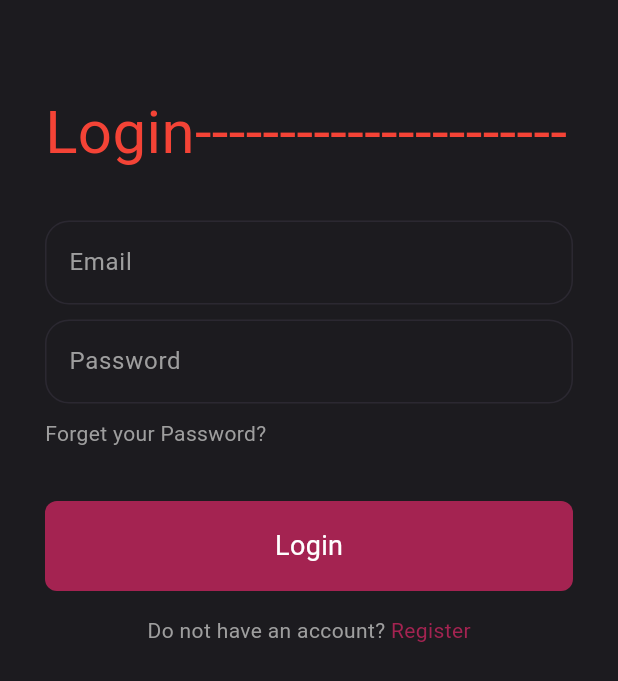
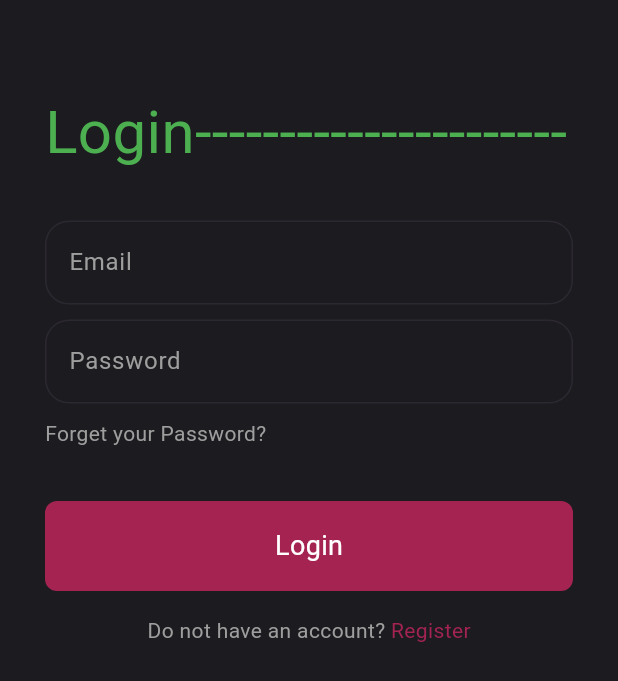
Before and after one commit to majdmari/fixit, a Flutter app: the screen it shows after launch, on a phone screen of 412 x 824 dp. Shown: the top 681 px of the screen. Run offline on Flutter 3.47's test engine with Material 3 defaults, Android fonts, the phone set to English and light mode, and no system bars.

Commit message:
last edit

```diff
--- a/lib/screens/login_screen.dart
+++ b/lib/screens/login_screen.dart
@@ -26,7 +26,7 @@ class LoginScreen extends StatelessWidget {
                   child: Text(
                     'Login----------------------',
                     style: TextStyle(
-                      color: Colors.red,
+                      color: Colors.green,
                       fontSize: 40,
                     ),
                   ),
--- a/lib/screens/register_screen.dart
+++ b/lib/screens/register_screen.dart
@@ -1,7 +1,5 @@
-import 'package:dropdown_search/dropdown_search.dart';
 import 'package:fixit/constants.dart';
 import 'package:fixit/widgets/custom_button.dart';
-import 'package:fixit/widgets/custom_pop_up.dart';
 import 'package:fixit/widgets/custom_text_field.dart';
 import 'package:fixit/widgets/custom_drop_down.dart';
 import 'package:flutter/material.dart';
```
Also changed, not shown: pubspec.lock.
